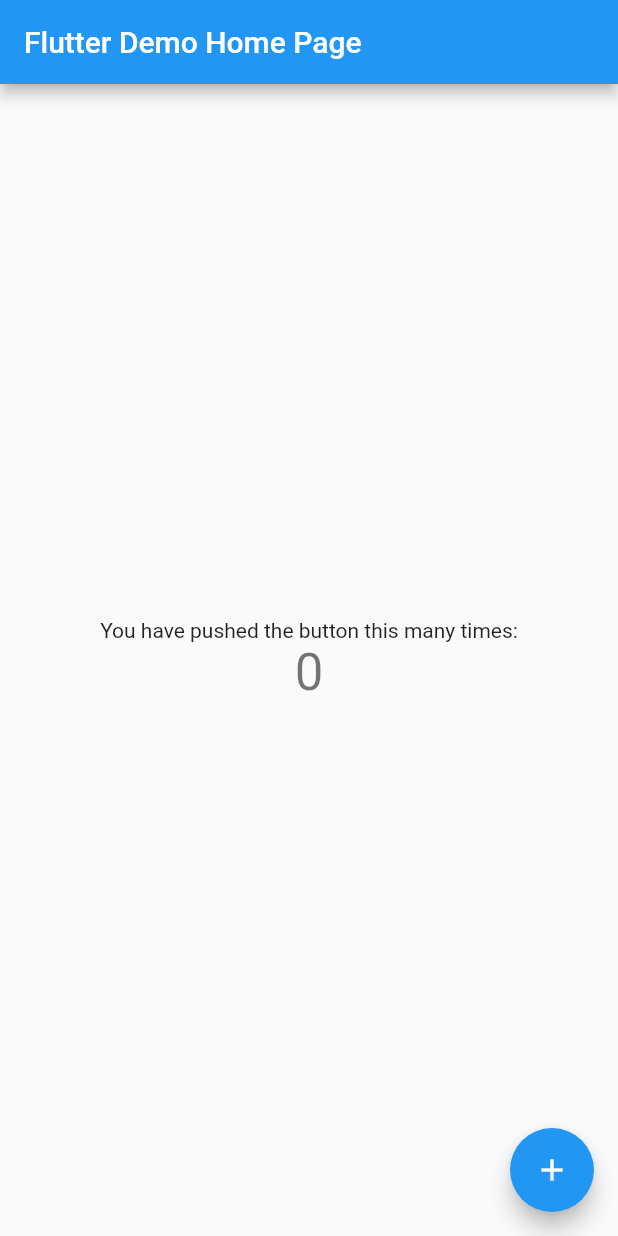
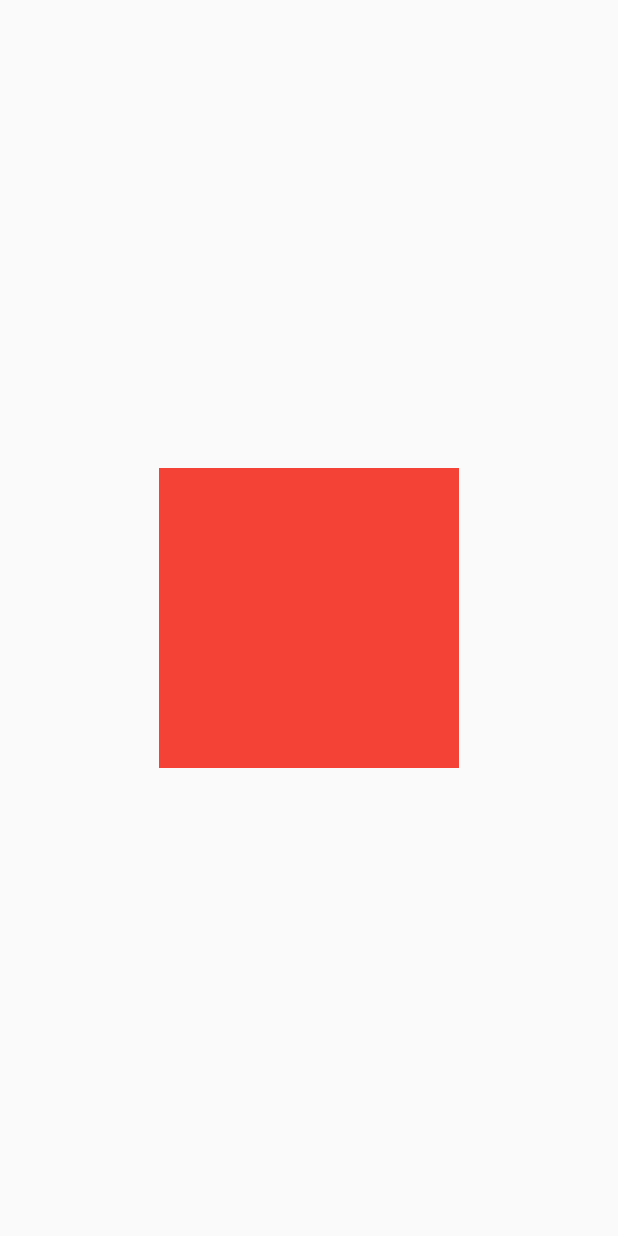
Before and after one commit to RAIERIN/animation_guide, a Flutter app: the screen it shows after launch, on a phone screen of 412 x 824 dp. Run offline on Flutter 3.47's test engine with Material 2 defaults, Android fonts, the phone set to English and light mode, and no system bars.

Commit message:
basic grow animation completed

```diff
--- /dev/null
+++ b/lib/basic_animation.dart
@@ -0,0 +1,39 @@
+import 'package:flutter/material.dart';
+
+class BasicAnimationView extends StatefulWidget {
+  BasicAnimationView({Key key}) : super(key: key);
+
+  _BasicAnimationViewState createState() => _BasicAnimationViewState();
+}
+
+class _BasicAnimationViewState extends State<BasicAnimationView>
+    with TickerProviderStateMixin {
+  AnimationController controller;
+  Animation growAnimation;
+
+  @override
+  void initState() {
+    super.initState();
+    controller =
+        AnimationController(vsync: this, duration: const Duration(seconds: 3))
+          ..addListener(() {
+            setState(() {});
+            print('Growanimation value: ${growAnimation.value}');
+          });
+    growAnimation = Tween<double>(begin: 0, end: 200).animate(controller);
+    controller..forward();
+  }
+
+  @override
+  Widget build(BuildContext context) {
+    return Scaffold(
+      body: Center(
+        child: Container(
+          height: growAnimation.value,
+          width: growAnimation.value,
+          color: Colors.red,
+        ),
+      ),
+    );
+  }
+}
--- a/lib/main.dart
+++ b/lib/main.dart
@@ -1,4 +1,5 @@
 import 'package:flutter/material.dart';
+import './basic_animation.dart';
 
 void main() => runApp(MyApp());
 
@@ -7,105 +8,8 @@ class MyApp extends StatelessWidget {
   @override
   Widget build(BuildContext context) {
     return MaterialApp(
-      title: 'Flutter Demo',
-      theme: ThemeData(
-        // This is the theme of your application.
-        //
-        // Try running your application with "flutter run". You'll see the
-        // application has a blue toolbar. Then, without quitting the app, try
-        // changing the primarySwatch below to Colors.green and then invoke
-        // "hot reload" (press "r" in the console where you ran "flutter run",
-        // or simply save your changes to "hot reload" in a Flutter IDE).
-        // Notice that the counter didn't reset back to zero; the application
-        // is not restarted.
-        primarySwatch: Colors.blue,
-      ),
-      home: MyHomePage(title: 'Flutter Demo Home Page'),
+      title: 'Basic Animation',
+      home: BasicAnimationView(),
     );
   }
 }
-
-class MyHomePage extends StatefulWidget {
-  MyHomePage({Key key, this.title}) : super(key: key);
-
-  // This widget is the home page of your application. It is stateful, meaning
-  // that it has a State object (defined below) that contains fields that affect
-  // how it looks.
-
-  // This class is the configuration for the state. It holds the values (in this
-  // case the title) provided by the parent (in this case the App widget) and
-  // used by the build method of the State. Fields in a Widget subclass are
-  // always marked "final".
-
-  final String title;
-
-  @override
-  _MyHomePageState createState() => _MyHomePageState();
-}
-
-class _MyHomePageState extends State<MyHomePage> {
-  int _counter = 0;
-
-  void _incrementCounter() {
-    setState(() {
-      // This call to setState tells the Flutter framework that something has
-      // changed in this State, which causes it to rerun the build method below
-      // so that the display can reflect the updated values. If we changed
-      // _counter without calling setState(), then the build method would not be
-      // called again, and so nothing would appear to happen.
-      _counter++;
-    });
-  }
-
-  @override
-  Widget build(BuildContext context) {
-    // This method is rerun every time setState is called, for instance as done
-    // by the _incrementCounter method above.
-    //
-    // The Flutter framework has been optimized to make rerunning build methods
-    // fast, so that you can just rebuild anything that needs updating rather
-    // than having to individually change instances of widgets.
-    return Scaffold(
-      appBar: AppBar(
-        // Here we take the value from the MyHomePage object that was created by
-        // the App.build method, and use it to set our appbar title.
-        title: Text(widget.title),
-      ),
-      body: Center(
-        // Center is a layout widget. It takes a single child and positions it
-        // in the middle of the parent.
-        child: Column(
-          // Column is also a layout widget. It takes a list of children and
-          // arranges them vertically. By default, it sizes itself to fit its
-          // children horizontally, and tries to be as tall as its parent.
-          //
-          // Invoke "debug painting" (press "p" in the console, choose the
-          // "Toggle Debug Paint" action from the Flutter Inspector in Android
-          // Studio, or the "Toggle Debug Paint" command in Visual Studio Code)
-          // to see the wireframe for each widget.
-          //
-          // Column has various properties to control how it sizes itself and
-          // how it positions its children. Here we use mainAxisAlignment to
-          // center the children vertically; the main axis here is the vertical
-          // axis because Columns are vertical (the cross axis would be
-          // horizontal).
-          mainAxisAlignment: MainAxisAlignment.center,
-          children: <Widget>[
-            Text(
-              'You have pushed the button this many times:',
-            ),
-            Text(
-              '$_counter',
-              style: Theme.of(context).textTheme.display1,
-            ),
-          ],
-        ),
-      ),
-      floatingActionButton: FloatingActionButton(
-        onPressed: _incrementCounter,
-        tooltip: 'Increment',
-        child: Icon(Icons.add),
-      ), // This trailing comma makes auto-formatting nicer for build methods.
-    );
-  }
-}
--- a/pubspec.yaml
+++ b/pubspec.yaml
@@ -28,29 +28,23 @@ dev_dependencies:
   flutter_test:
     sdk: flutter
 
-
 # For information on the generic Dart part of this file, see the
 # following page: https://dart.dev/tools/pub/pubspec
 
 # The following section is specific to Flutter.
 flutter:
-
   # The following line ensures that the Material Icons font is
   # included with your application, so that you can use the icons in
   # the material Icons class.
   uses-material-design: true
-
   # To add assets to your application, add an assets section, like this:
   # assets:
   #  - images/a_dot_burr.jpeg
   #  - images/a_dot_ham.jpeg
-
   # An image asset can refer to one or more resolution-specific "variants", see
   # https://flutter.dev/assets-and-images/#resolution-aware.
-
   # For details regarding adding assets from package dependencies, see
   # https://flutter.dev/assets-and-images/#from-packages
-
   # To add custom fonts to your application, add a fonts section here,
   # in this "flutter" section. Each entry in this list should have a
   # "family" key with the font family name, and a "fonts" key with a
```
Also changed, not shown: 2 other files.
